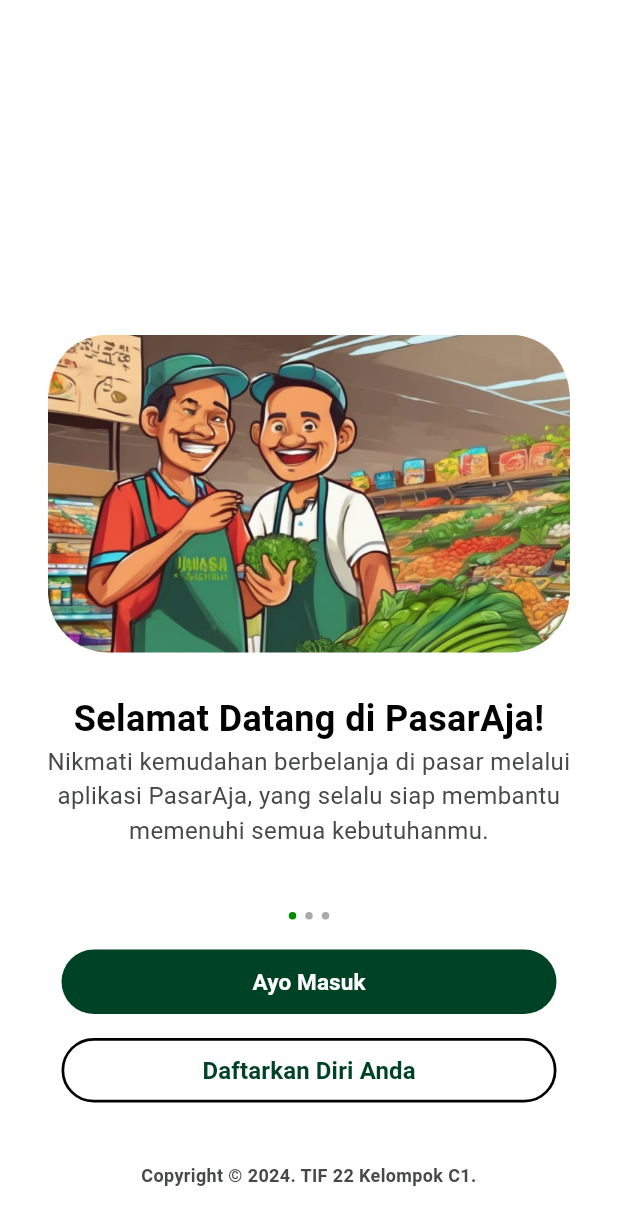
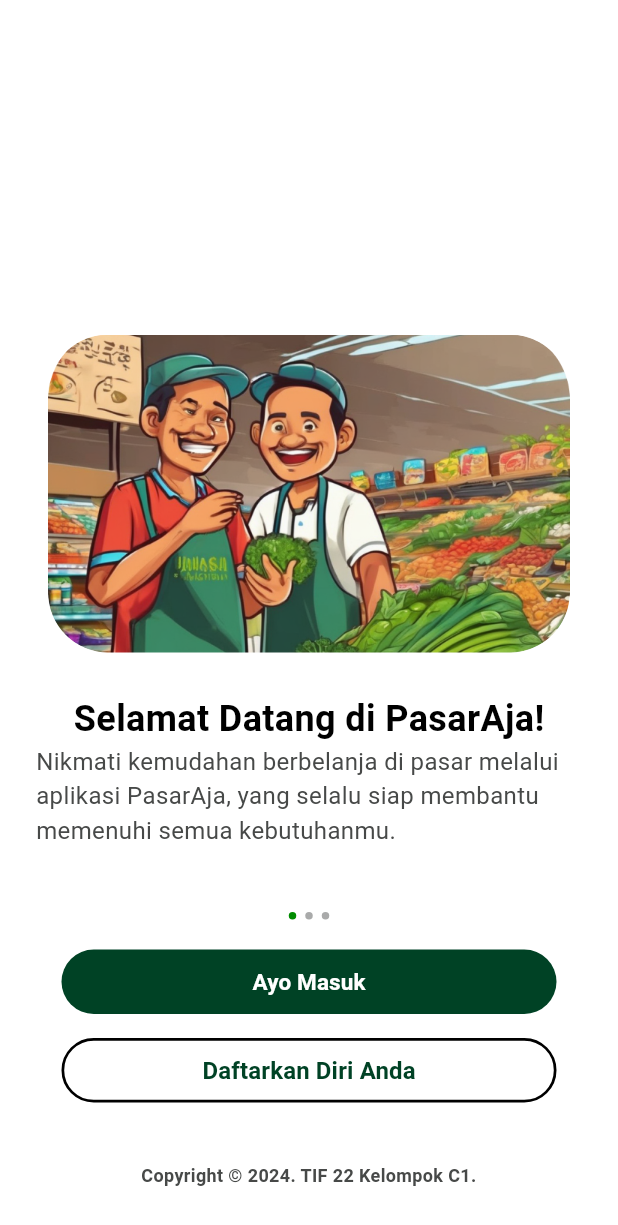
Before and after one commit to haqiachd/PasarAja_Mobile, a Flutter app: the screen it shows after launch, on a phone screen of 412 x 824 dp. Shown: the top 1225 px of the screen. Run offline on Flutter 3.47's test engine with Material 3 defaults, Android fonts, the light colour scheme and no system bars; Roboto replaces fonts that are missing (SF-Pro-Display).

Commit message:
update auth design

```diff
--- a/lib/config/themes/typography.dart
+++ b/lib/config/themes/typography.dart
@@ -11,6 +11,11 @@
   static TextStyle sfpdAuthDescription = sfpdRegular.copyWith(
     color: PasarAjaColor.gray1,
     fontSize: 16,
+  );
+
+  static TextStyle sfpdAuthInputTitle = sfpdRegular.copyWith(
+    color: Colors.black,
+    fontSize: 12,
   );
 
   static TextStyle sfpdMedium = sfProDisplay.copyWith(
--- a/lib/core/constant/constants.dart
+++ b/lib/core/constant/constants.dart
@@ -1,4 +1,5 @@
 class PasarAjaConstant {
-  static const appName = 'PasarAja';
-  static const rights = 'Copyright © 2024. TIF 22 Kelompok C1.';
+  static const String appName = 'PasarAja';
+  static const String rights = 'Copyright © 2024. TIF 22 Kelompok C1.';
+  static const double authTolbarHeight = 40;
 }
--- a/lib/feature/auth/presentation/widgets/auth_description.dart
+++ b/lib/feature/auth/presentation/widgets/auth_description.dart
@@ -12,7 +12,7 @@
   Widget build(BuildContext context) {
     return Text(
       description ?? '[description]',
-      textAlign: TextAlign.center,
+      textAlign: TextAlign.start,
       style: PasarAjaTypography.sfpdAuthDescription,
     );
   }
--- a/lib/feature/auth/presentation/widgets/auth_image.dart
+++ b/lib/feature/auth/presentation/widgets/auth_image.dart
@@ -17,7 +17,8 @@
 
   @override
   Widget build(BuildContext context) {
-    return ClipRRect(
+    return Center(
+      child: ClipRRect(
         borderRadius: BorderRadius.all(
           Radius.circular(radius),
         ),
@@ -49,6 +50,7 @@
             );
           },
         ),
+      ),
     );
   }
 }
--- a/lib/feature/auth/presentation/widgets/auth_title.dart
+++ b/lib/feature/auth/presentation/widgets/auth_title.dart
@@ -12,7 +12,7 @@
   Widget build(BuildContext context) {
     return Text(
       title ?? '[judul]',
-      textAlign: TextAlign.center,
+      textAlign: TextAlign.start,
       style: PasarAjaTypography.sfpdAuthTitle,
     );
   }
```
Also changed, not shown: lib/feature/auth/presentation/pages/signin_google_page.dart (+36 -1 lines), lib/feature/auth/presentation/widgets/auth_init.dart (added, +34 -0 lines), lib/feature/auth/presentation/widgets/input_title.dart (added, +36 -0 lines). Lines whose indentation alone changed are shown as unchanged.
